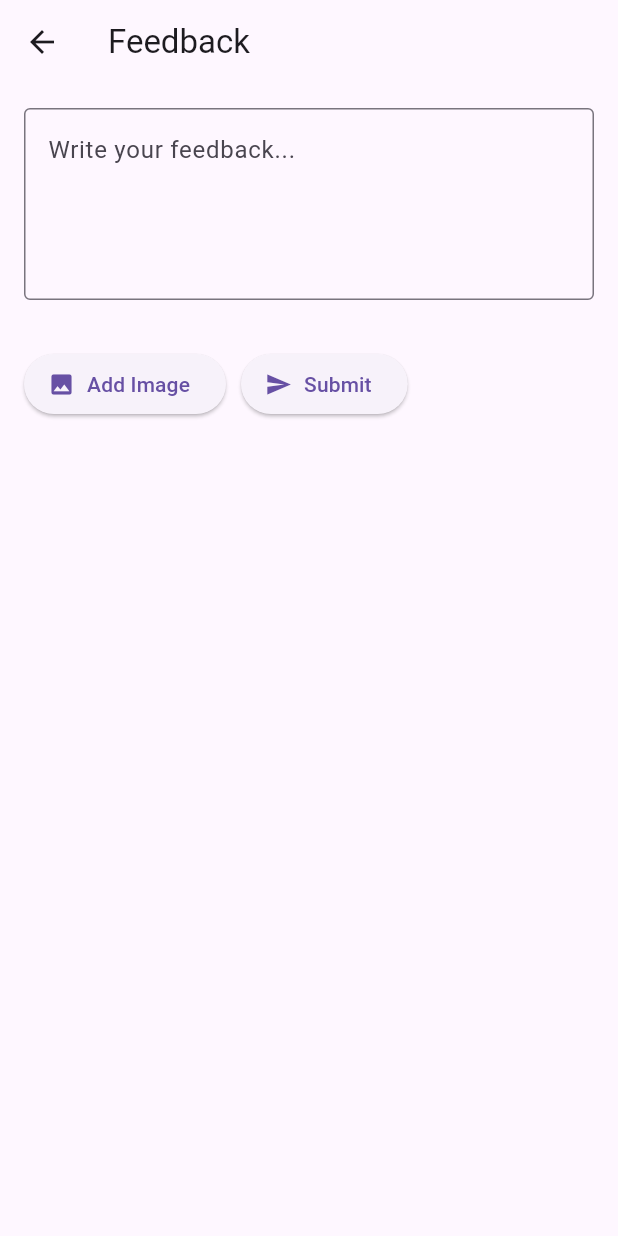
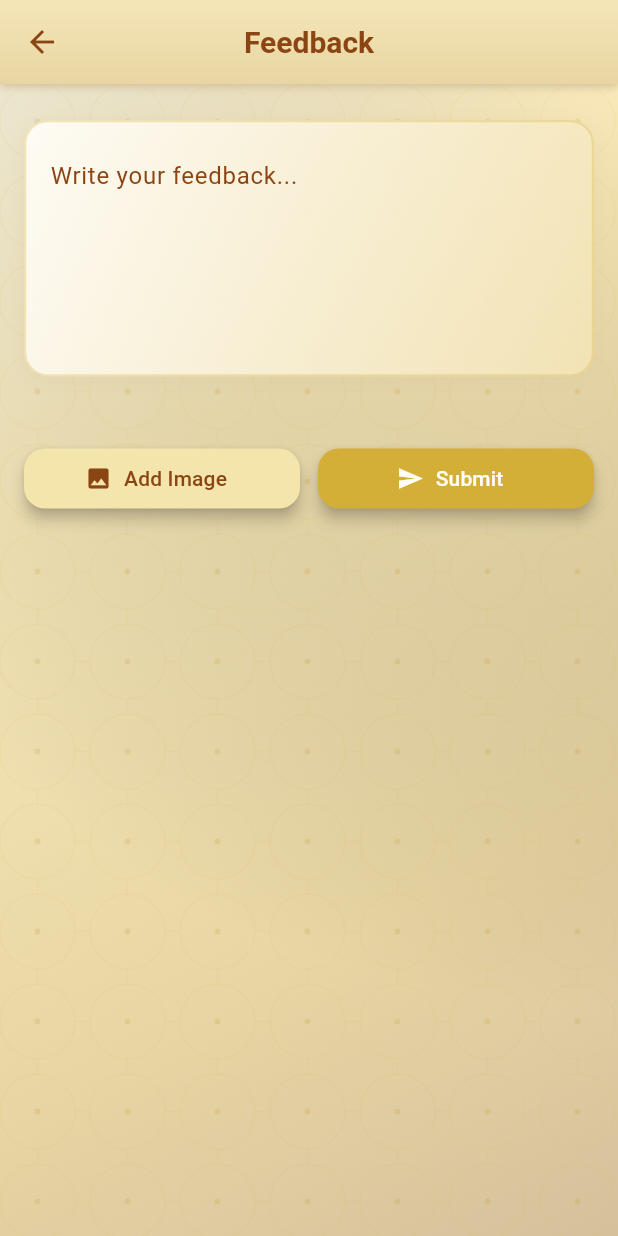
Before and after one commit to aman-punj/nitnem, a Flutter app: the FeedbackScreen screen opened directly, on a phone screen of 412 x 824 dp. Run offline on Flutter 3.47's test engine with Material 3 defaults, Android fonts, the phone set to English and light mode, and no system bars; our stand-ins replace firebase_core, get, image_picker, just_audio, share_plus, shared_preferences; accounts and stored records are empty; project files that could hold a hidden picture were left out.

Commit message:
feedback screen ui updated

```diff
--- a/lib/main.dart
+++ b/lib/main.dart
@@ -29,8 +29,16 @@ class MyApp extends StatelessWidget {
     return GetMaterialApp(
       debugShowCheckedModeBanner: false,
       theme: ThemeData(
-        // primarySwatch: Colors.teal,
-      ),
+
+        textSelectionTheme: const TextSelectionThemeData(
+          cursorColor: Color(0xFFD4AF37), // Golden
+        ),
+        inputDecorationTheme: const InputDecorationTheme(
+          focusedBorder: UnderlineInputBorder(
+            borderSide: BorderSide(color: Color(0xFFD4AF37)),
+          ),
+        ),      ),
+
       home: const SplashScreen(),
     );
   }
--- a/lib/screens/drawer.dart
+++ b/lib/screens/drawer.dart
@@ -402,16 +402,16 @@ class CompactHomeDrawer extends StatelessWidget {
               ),
 
               // Compact footer
-              const Padding(
-                padding: EdgeInsets.all(16),
-                child: Text(
-                  '© 2025 nBani',
-                  style: TextStyle(
-                    color: Color(0xFF8B4513),
-                    fontSize: 10,
-                  ),
-                ),
-              ),
+              // const Padding(
+              //   padding: EdgeInsets.all(16),
+              //   child: Text(
+              //     '© 2025 nBani',
+              //     style: TextStyle(
+              //       color: Color(0xFF8B4513),
+              //       fontSize: 10,
+              //     ),
+              //   ),
+              // ),
             ],
           ),
         ),
--- a/lib/screens/feedback_screen.dart
+++ b/lib/screens/feedback_screen.dart
@@ -1,5 +1,8 @@
 import 'package:flutter/material.dart';
 import 'package:get/get.dart';
+import 'package:nitnem/utils/app_theme.dart';
+import 'package:nitnem/utils/gradient_scaffold.dart';
+
 import '../controllers/feedback_controller.dart';
 
 class FeedbackScreen extends StatelessWidget {
@@ -9,54 +12,138 @@ class FeedbackScreen extends StatelessWidget {
 
   @override
   Widget build(BuildContext context) {
-    return Scaffold(
-      appBar: AppBar(
-        title: const Text('Feedback'),
+    return GradientScaffold(
+      appBar: SacredAppBar(title: "Feedback"),
+      body: SingleChildScrollView(
+        padding: const EdgeInsets.symmetric(horizontal: 16, vertical: 24),
+        child: Column(
+          crossAxisAlignment: CrossAxisAlignment.stretch,
+          children: [
+            // Feedback Input
+            Container(
+              decoration: BoxDecoration(
+                gradient: LinearGradient(
+                  colors: [
+                    const Color(0xFFFFFDF7).withOpacity(0.95),
+                    const Color(0xFFF5E6B8).withOpacity(0.85),
+                  ],
+                  begin: Alignment.topLeft,
+                  end: Alignment.bottomRight,
                 ),
-      body: Padding(
-        padding: const EdgeInsets.all(16.0),
-        child: Column(
-          children: [
-            TextField(
+                borderRadius: BorderRadius.circular(16),
+                border: Border.all(
+                  color: const Color(0xFFD4AF37).withOpacity(0.3),
+                  width: 1.5,
+                ),
+                boxShadow: [
+                  BoxShadow(
+                    color: const Color(0xFFD4C19C).withOpacity(0.25),
+                    blurRadius: 10,
+                    offset: const Offset(0, 3),
+                  ),
+                ],
+              ),
+              padding: const EdgeInsets.all(16),
+              child: TextField(
                 controller: controller.feedbackTextController,
-              maxLines: 4,
+                maxLines: 5,
+                onTapOutside: (_) {
+                  FocusManager.instance.primaryFocus?.unfocus();
+                },
+                style: const TextStyle(
+                  color: Color(0xFF8B4513),
+                  fontSize: 16,
+                ),
                 decoration: const InputDecoration(
                   hintText: 'Write your feedback...',
-                border: OutlineInputBorder(),
+                  hintStyle: TextStyle(color: Color(0xFF8B4513)),
+                  border: InputBorder.none,
                 ),
               ),
-            const SizedBox(height: 16),
+            ),
+
+            const SizedBox(height: 20),
+
+            // Image Preview
             Obx(() {
               final image = controller.selectedImage.value;
               return image != null
                   ? Stack(
                       alignment: Alignment.topRight,
                       children: [
-                  Image.file(image, height: 150),
-                  IconButton(
-                    icon: const Icon(Icons.close, color: Colors.red),
+                        Container(
+                          height: 150,
+                          decoration: BoxDecoration(
+                            borderRadius: BorderRadius.circular(14),
+                            border: Border.all(
+                              color: const Color(0xFFD4AF37).withOpacity(0.3),
+                            ),
+                          ),
+                          clipBehavior: Clip.antiAlias,
+                          child: Image.file(image, fit: BoxFit.cover),
+                        ),
+                        Positioned(
+                          top: 4,
+                          right: 4,
+                          child: CircleAvatar(
+                            radius: 14,
+                            backgroundColor: Colors.white,
+                            child: IconButton(
+                              padding: EdgeInsets.zero,
+                              icon: const Icon(Icons.close,
+                                  size: 16, color: Colors.red),
                               onPressed: controller.removeImage,
+                            ),
+                          ),
                         ),
                       ],
                     )
                   : const SizedBox.shrink();
             }),
-            const SizedBox(height: 16),
+
+            const SizedBox(height: 24),
+
+            // Buttons
             Row(
               children: [
-                ElevatedButton.icon(
+                Expanded(
+                  child: ElevatedButton.icon(
                     onPressed: controller.pickImage,
-                  icon: const Icon(Icons.image),
+                    icon: Icon(
+                      Icons.image,
+                      size: 18,
+                      color: const Color(0xFF8B4513),
+                    ),
                     label: const Text('Add Image'),
+                    style: ElevatedButton.styleFrom(
+                      backgroundColor: const Color(0xFFF3E5AB),
+                      foregroundColor: const Color(0xFF8B4513),
+                      elevation: 4,
+                      shape: RoundedRectangleBorder(
+                        borderRadius: BorderRadius.circular(14),
                       ),
-                const SizedBox(width: 10),
-                ElevatedButton.icon(
+                    ),
+                  ),
+                ),
+                const SizedBox(width: 12),
+                Expanded(
+                  child: ElevatedButton.icon(
                     onPressed: controller.submitFeedback,
-                  icon: const Icon(Icons.send),
+                    icon:
+                        Icon(Icons.send, size: 18, color: AppTheme.lightCream),
                     label: const Text('Submit'),
+                    style: ElevatedButton.styleFrom(
+                      backgroundColor: const Color(0xFFD4AF37),
+                      foregroundColor: AppTheme.lightCream,
+                      elevation: 4,
+                      shape: RoundedRectangleBorder(
+                        borderRadius: BorderRadius.circular(14),
+                      ),
+                    ),
+                  ),
                 ),
               ],
-            )
+            ),
           ],
         ),
       ),
--- a/lib/screens/home_screen.dart
+++ b/lib/screens/home_screen.dart
@@ -1,8 +1,12 @@
+import 'dart:io';
+
 import 'package:flutter/material.dart';
 import 'package:flutter/services.dart';
 import 'package:get/get.dart';
 import 'package:nitnem/screens/prayer_page.dart';
 import 'package:nitnem/utils/gradient_scaffold.dart';
+import 'package:path_provider/path_provider.dart';
+import 'package:share_plus/share_plus.dart';
 
 import '../controllers/home_controller.dart';
 import '../utils/nitnem_appbar.dart';
@@ -41,10 +45,10 @@ class HomeScreen extends StatelessWidget {
       title: title,
       onTap: () {
         Get.to(() => PrayerPage(
-          title: title,
-          audioAssetPath: 'assets/audios/Japji_Sahib.mp3',
-          transcriptAssetPath: 'assets/texts/Japji_Sahib.json',
-        ));
+              title: title,
+              audioAssetPath: 'assets/audios/Japji_Sahib.mp3',
+              transcriptAssetPath: 'assets/texts/Japji_Sahib.json',
+            ));
       },
     );
   }
@@ -53,7 +57,9 @@ class HomeScreen extends StatelessWidget {
     Get.back();
     switch (item.id) {
       case 'language':
-      // TODO: implement language toggle later
+        break;
+      case 'share':
+        onShareApp();
         break;
       case 'feedback':
         Get.to(() => FeedbackScreen());
@@ -63,4 +69,33 @@ class HomeScreen extends StatelessWidget {
         break;
     }
   }
+
+  void onShareApp() async {
+    try {
+      const imageAssetPath = 'assets/images/khanda_image.png';
+      const fallbackApkUrl =
+          'https://drive.google.com/file/d/your_apk_id/view?usp=sharing'; // Replace with your actual APK link
+
+      // Load image from assets
+      final byteData = await rootBundle.load(imageAssetPath);
+      final buffer = byteData.buffer;
+
+      // Write image to temporary directory
+      final tempDir = await getTemporaryDirectory();
+      final tempImageFile = File('${tempDir.path}/khanda_image.png');
+      await tempImageFile.writeAsBytes(buffer.asUint8List());
+
+      // Share image + text
+      final shareData = ShareParams(
+        text:
+            '🌟 Check out the Bani Sagar app!\n\n🔗 $fallbackApkUrl\n\nFeel the divine connection daily 🙏',
+        subject: 'Bani Sagar - Daily Nitnem & Bani App',
+        files: [XFile(tempImageFile.path)],
+      );
+
+      SharePlus.instance.share(shareData);
+    } catch (e) {
+      print('Sharing failed: $e');
+    }
+  }
 }
--- /dev/null
+++ b/lib/utils/app_theme.dart
@@ -0,0 +1,30 @@
+import 'package:flutter/material.dart';
+
+class AppTheme {
+  static const Color primaryGold = Color(0xFFD4AF37);
+  static const Color secondaryGold = Color(0xFFB8860B);
+  static const Color textBrown = Color(0xFF8B4513);
+  static const Color lightCream = Color(0xFFFFFDF7);
+  static const Color warmBeige = Color(0xFFD4C19C);
+
+  static const TextStyle headingStyle = TextStyle(
+    color: textBrown,
+    fontSize: 24,
+    fontWeight: FontWeight.bold,
+    height: 1.4,
+  );
+
+  static const TextStyle bodyStyle = TextStyle(
+    color: textBrown,
+    fontSize: 16,
+    height: 1.6,
+    letterSpacing: 0.5,
+  );
+
+  static const TextStyle gurmukhiStyle = TextStyle(
+    color: textBrown,
+    fontSize: 18,
+    height: 1.8,
+    fontWeight: FontWeight.w500,
+  );
+}
--- a/lib/utils/gradient_scaffold.dart
+++ b/lib/utils/gradient_scaffold.dart
@@ -289,33 +289,3 @@ class SacredAppBar extends StatelessWidget implements PreferredSizeWidget {
   @override
   Size get preferredSize => const Size.fromHeight(kToolbarHeight);
 }
-
-// 📖 Usage example for different sections
-class NitnemTheme {
-  static const Color primaryGold = Color(0xFFD4AF37);
-  static const Color secondaryGold = Color(0xFFB8860B);
-  static const Color textBrown = Color(0xFF8B4513);
-  static const Color lightCream = Color(0xFFFFFDF7);
-  static const Color warmBeige = Color(0xFFD4C19C);
-
-  static const TextStyle headingStyle = TextStyle(
-    color: textBrown,
-    fontSize: 24,
-    fontWeight: FontWeight.bold,
-    height: 1.4,
-  );
-
-  static const TextStyle bodyStyle = TextStyle(
-    color: textBrown,
-    fontSize: 16,
-    height: 1.6,
-    letterSpacing: 0.5,
-  );
-
-  static const TextStyle gurmukhiStyle = TextStyle(
-    color: textBrown,
-    fontSize: 18,
-    height: 1.8,
-    fontWeight: FontWeight.w500,
-  );
-}
--- a/pubspec.yaml
+++ b/pubspec.yaml
@@ -19,6 +19,8 @@ dependencies:
   firebase_core: ^3.15.2
   shared_preferences: ^2.5.3
   image_picker: ^1.1.2
+  share_plus: ^11.0.0
+  path_provider: ^2.1.5
 
 dev_dependencies:
   flutter_test:
```
Also changed, not shown: pubspec.lock, 1 other file. Lines whose indentation alone changed are shown as unchanged.
